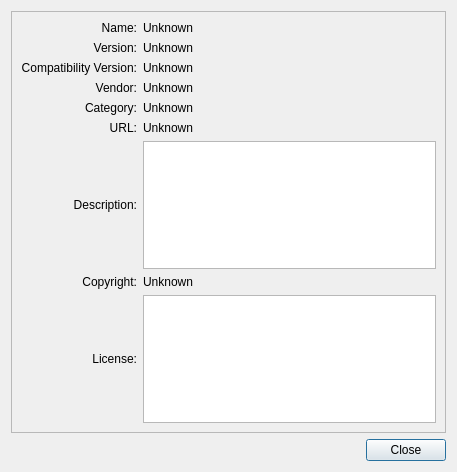
This is src/gui/ui/PluginDetailsDialog.ui in TeleMidia/nclcomposer as Qt 5 draws it before an edit. The edited form follows.
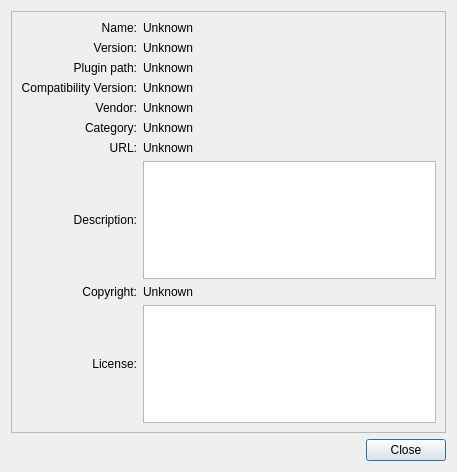
This is the edited form.

Commit message:
[gui] Path in the "Plugin details" dialog #842
* src/core/src/modules/PluginControl.cpp: Likewise.
* src/gui/src/PluginDetailsDialog.cpp: Likewise.
* src/gui/ui/PluginDetailsDialog.ui: Likewise.

What changed in the file:
```diff
--- a/src/gui/ui/PluginDetailsDialog.ui
+++ b/src/gui/ui/PluginDetailsDialog.ui
@@ -43,7 +43,7 @@
         </property>
        </widget>
       </item>
-      <item row="2" column="0">
+      <item row="3" column="0">
        <widget class="QLabel" name="label_CompatibilityVersion">
         <property name="text">
          <string>Compatibility Version:</string>
@@ -53,7 +53,7 @@
         </property>
        </widget>
       </item>
-      <item row="3" column="0">
+      <item row="4" column="0">
        <widget class="QLabel" name="label_Vendor">
         <property name="text">
          <string>Vendor:</string>
@@ -63,7 +63,7 @@
         </property>
        </widget>
       </item>
-      <item row="4" column="0">
+      <item row="5" column="0">
        <widget class="QLabel" name="label_Category">
         <property name="text">
          <string>Category:</string>
@@ -73,7 +73,7 @@
         </property>
        </widget>
       </item>
-      <item row="5" column="0">
+      <item row="6" column="0">
        <widget class="QLabel" name="label_URL">
         <property name="text">
          <string>URL:</string>
@@ -83,7 +83,7 @@
         </property>
        </widget>
       </item>
-      <item row="9" column="0">
+      <item row="10" column="0">
        <widget class="QLabel" name="label_License">
         <property name="text">
          <string>License:</string>
@@ -107,48 +107,51 @@
         </property>
        </widget>
       </item>
-      <item row="2" column="1">
-       <widget class="QLabel" name="label_CompatibilityVersionValue">
-        <property name="text">
-         <string>Unknown</string>
-        </property>
-       </widget>
-      </item>
       <item row="3" column="1">
-       <widget class="QLabel" name="label_VendorValue">
+       <widget class="QLabel" name="label_CompatibilityVersionValue">
         <property name="text">
          <string>Unknown</string>
         </property>
        </widget>
       </item>
       <item row="4" column="1">
-       <widget class="QLabel" name="label_CategoryValue">
+       <widget class="QLabel" name="label_VendorValue">
         <property name="text">
          <string>Unknown</string>
         </property>
        </widget>
       </item>
       <item row="5" column="1">
+       <widget class="QLabel" name="label_CategoryValue">
+        <property name="text">
+         <string>Unknown</string>
+        </property>
+       </widget>
+      </item>
+      <item row="6" column="1">
        <widget class="QLabel" name="label_URLValue">
         <property name="text">
          <string>Unknown</string>
         </property>
        </widget>
       </item>
-      <item row="7" column="0">
-       <widget class="QLabel" name="label_Description">
-        <property name="text">
-         <string>Description:</string>
-        </property>
-        <property name="alignment">
-         <set>Qt::AlignRight|Qt::AlignTrailing|Qt::AlignVCenter</set>
-        </property>
-       </widget>
-      </item>
-      <item row="9" column="1">
+      <item row="10" column="1">
        <widget class="QTextBrowser" name="textBrowser_License"/>
       </item>
       <item row="8" column="0">
+       <widget class="QLabel" name="label_Description">
+        <property name="text">
+         <string>Description:</string>
+        </property>
+        <property name="alignment">
+         <set>Qt::AlignRight|Qt::AlignTrailing|Qt::AlignVCenter</set>
+        </property>
+       </widget>
+      </item>
+      <item row="8" column="1">
+       <widget class="QTextBrowser" name="textBrowser_Description"/>
+      </item>
+      <item row="9" column="0">
        <widget class="QLabel" name="label_Copyright">
         <property name="text">
          <string>Copyright:</string>
@@ -158,15 +161,29 @@
         </property>
        </widget>
       </item>
-      <item row="8" column="1">
+      <item row="9" column="1">
        <widget class="QLabel" name="label_CopyrightValue">
         <property name="text">
          <string>Unknown</string>
         </property>
        </widget>
       </item>
-      <item row="7" column="1">
-       <widget class="QTextBrowser" name="textBrowser_Description"/>
+      <item row="2" column="0">
+       <widget class="QLabel" name="label_PluginPath">
+        <property name="text">
+         <string>Plugin path:</string>
+        </property>
+        <property name="alignment">
+         <set>Qt::AlignRight|Qt::AlignTrailing|Qt::AlignVCenter</set>
+        </property>
+       </widget>
+      </item>
+      <item row="2" column="1">
+       <widget class="QLabel" name="label_PluginPathValue">
+        <property name="text">
+         <string>Unknown</string>
+        </property>
+       </widget>
       </item>
      </layout>
     </widget>
```
The commit also changes 2 other files.
